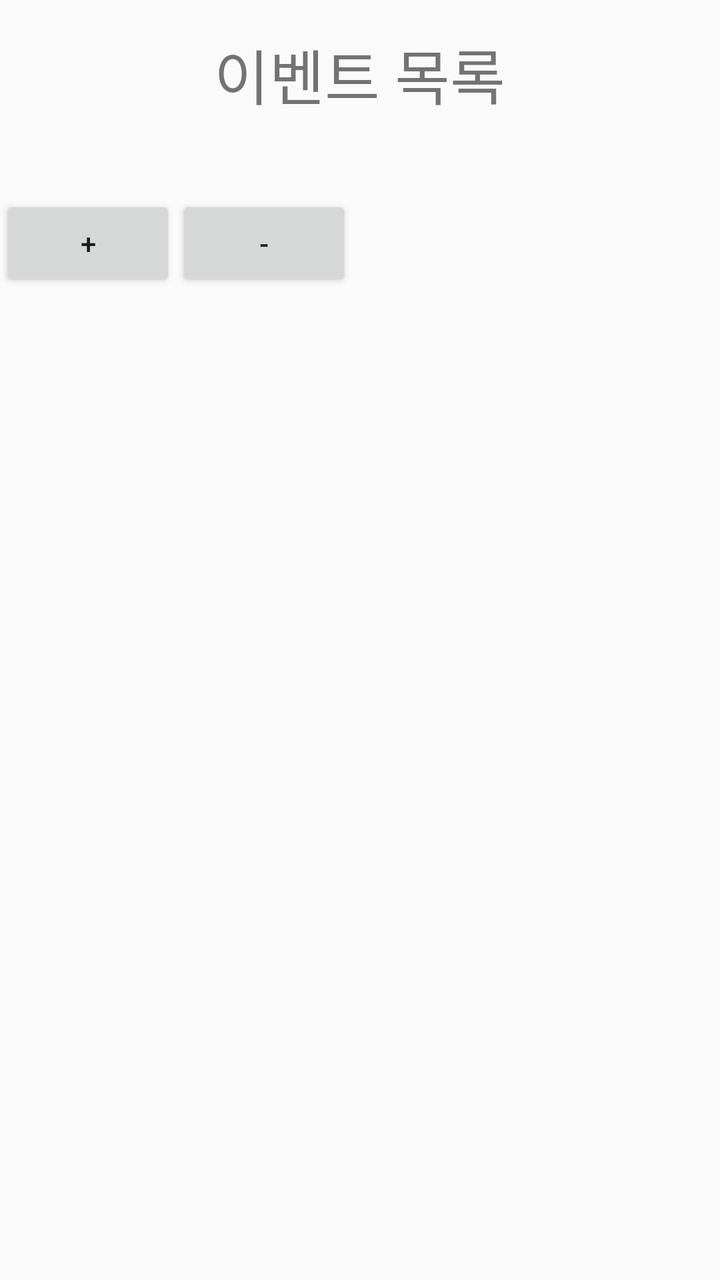
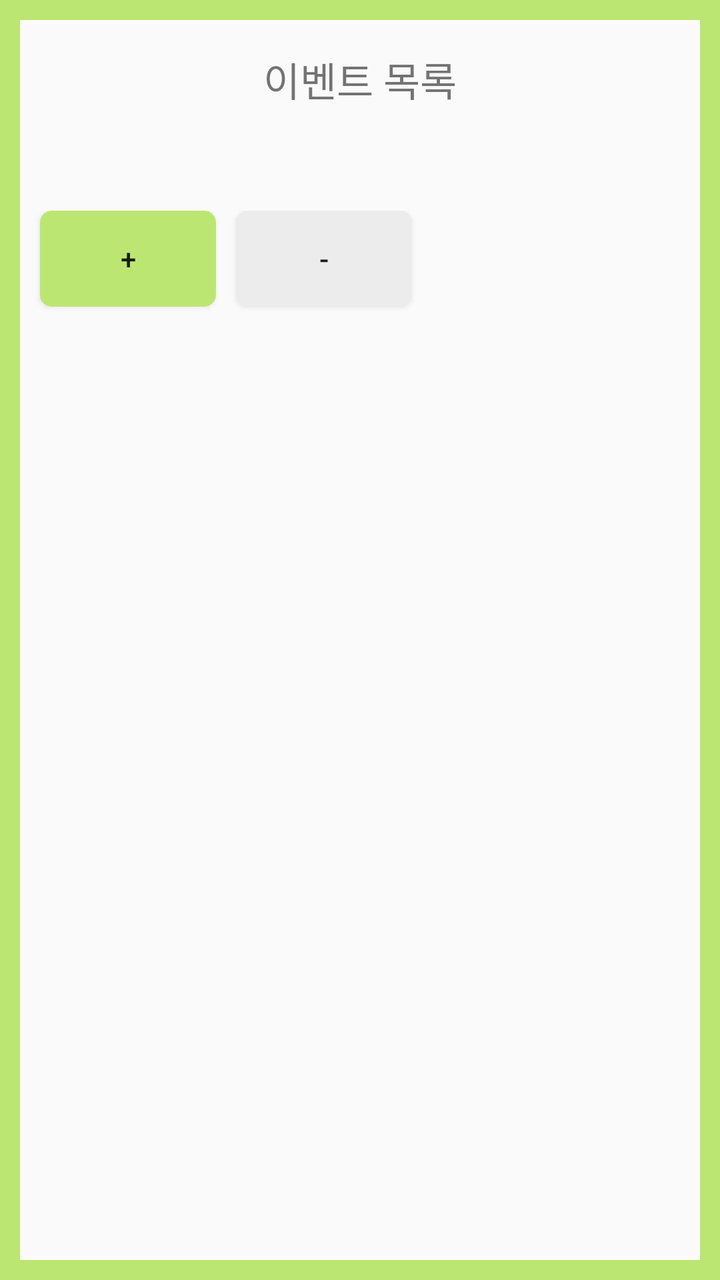

An Android layout rendered at two revisions. The XML below is the earlier revision; the diff shows what the commit changed to produce the second picture.
<!-- AndroidManifest.xml: application theme Theme.AppCompat.Light.DarkActionBar -->
<!-- res/layout/activity_next_event.xml -->
<?xml version="1.0" encoding="utf-8"?>
<LinearLayout xmlns:android="http://schemas.android.com/apk/res/android"
    android:layout_width="match_parent"
    android:layout_height="match_parent"
    android:background="#00ff0000"
    android:orientation="vertical">

    <TextView
        android:layout_width="wrap_content"
        android:layout_height="0dp"
        android:layout_gravity="center"
        android:text="이벤트 목록"
        android:layout_weight="1"
        android:layout_margin="15dp"
        android:textSize="30dp"/>

    <LinearLayout
        android:layout_width="match_parent"
        android:layout_height="0dp"
        android:orientation="horizontal"
        android:layout_weight="1"
        android:id="@+id/addE">

        <Button
            android:layout_width="wrap_content"
            android:layout_height="wrap_content"
            android:layout_gravity="right"
            android:text="+"/>

        <Button
            android:layout_width="wrap_content"
            android:layout_height="wrap_content"
            android:layout_gravity="right"
            android:text="-"/>


    </LinearLayout>

    <LinearLayout
        android:layout_width="match_parent"
        android:layout_height="0dp"
        android:layout_weight="7"
        android:orientation="vertical">

        <ListView
            android:layout_width="match_parent"
            android:layout_height="wrap_content" />
    </LinearLayout>

</LinearLayout>
<!-- resources referenced by this layout -->
<resources>

</resources>

<!-- the commit's change to res/layout/activity_next_event.xml (unified diff, before → after) -->
@@ -2,7 +2,8 @@
 <LinearLayout xmlns:android="http://schemas.android.com/apk/res/android"
     android:layout_width="match_parent"
     android:layout_height="match_parent"
-    android:background="#00ff0000"
+    android:background="@drawable/lay_edge"
+    android:padding="10dp"
     android:orientation="vertical">
 
     <TextView
@@ -12,7 +13,7 @@
         android:text="이벤트 목록"
         android:layout_weight="1"
         android:layout_margin="15dp"
-        android:textSize="30dp"/>
+        android:textSize="20dp"/>
 
     <LinearLayout
         android:layout_width="match_parent"
@@ -22,12 +23,16 @@
         android:id="@+id/addE">
 
         <Button
+            android:background="@drawable/btn_ba"
             android:layout_width="wrap_content"
             android:layout_height="wrap_content"
+            android:layout_marginLeft="10dp"
             android:layout_gravity="right"
             android:text="+"/>
 
         <Button
+            android:background="@drawable/btn_re"
+            android:layout_marginLeft="10dp"
             android:layout_width="wrap_content"
             android:layout_height="wrap_content"
             android:layout_gravity="right"
<!-- resource entries referenced after the edit -->
@@ -1,5 +1,47 @@
 <!-- resources referenced by this layout -->
 <resources>
-
+  <!-- drawable btn_ba (drawable) -->
+  <?xml version="1.0" encoding="utf-8"?>
+  <shape xmlns:android="http://schemas.android.com/apk/res/android">
+  
+      <solid android:color="#BCE672"/>
+  
+      <stroke
+          android:width="2dp"
+          android:color="#BCE672"/>
+      <corners
+          android:topLeftRadius="5dp"
+          android:topRightRadius="5dp"
+          android:bottomLeftRadius="5dp"
+          android:bottomRightRadius="5dp" />
+  
+  </shape>
+  <!-- drawable btn_re (drawable) -->
+  <?xml version="1.0" encoding="utf-8"?>
+  <shape xmlns:android="http://schemas.android.com/apk/res/android">
+  
+      <solid android:color="#ececec"/>
+  
+      <stroke
+          android:width="2dp"
+          android:color="#ececec"/>
+      <corners
+          android:topLeftRadius="5dp"
+          android:topRightRadius="5dp"
+          android:bottomLeftRadius="5dp"
+          android:bottomRightRadius="5dp" />
+  
+  </shape>
+  <!-- drawable lay_edge (drawable) -->
+  <?xml version="1.0" encoding="utf-8"?>
+  <layer-list xmlns:android="http://schemas.android.com/apk/res/android">
+      <item>
+          <shape android:shape="rectangle">
+              <stroke android:width = "10dp" android:color ="#BCE672"/>
+              <solid android:color="#00ff0000"/>
+          </shape>
+      </item>
+  
+  </layer-list>
 </resources>
 
